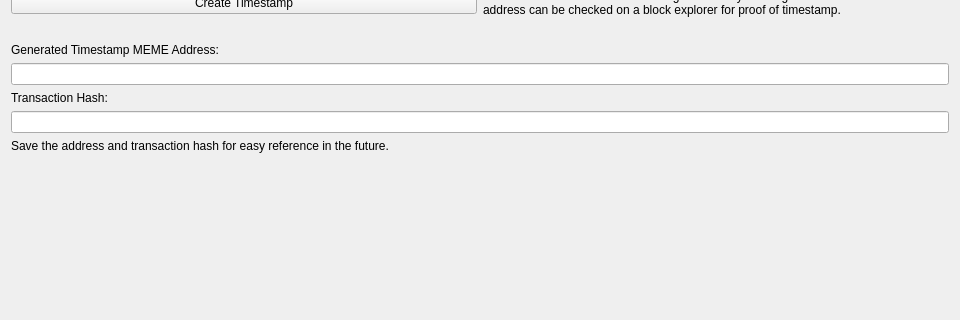
First picture: the form in src/qt/forms/proofofmeme.ui, repository projectmemetic/pepecoin, before the edit; both pictures show x 0 to 960 and y 110 to 430 of the 960 by 753 pixel window.
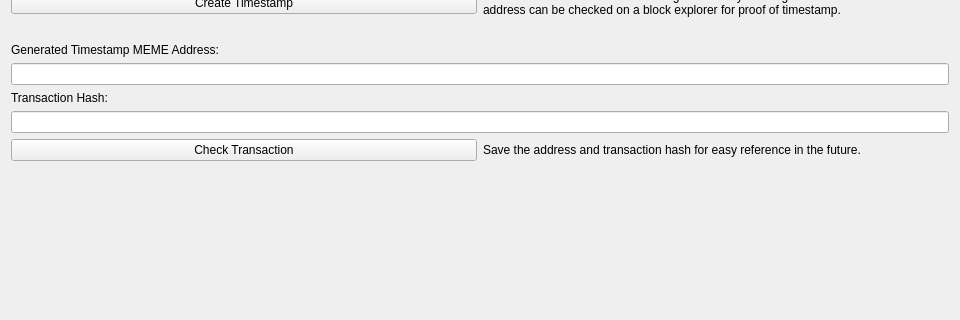
Second picture: the form after the edit.

Commit message: Show tx hash, check transaction button to view proof of meme transaction on block explorer

Patch:
```diff
--- a/src/qt/forms/proofofmeme.ui
+++ b/src/qt/forms/proofofmeme.ui
@@ -118,11 +118,28 @@
         <widget class="QLineEdit" name="txLineEdit"/>
        </item>
        <item>
+        <layout class="QHBoxLayout" name="horizontalLayout_5">
+         <property name="bottomMargin">
+          <number>20</number>
+         </property>
+         <item>
+          <widget class="QPushButton" name="checkTxButton">
+           <property name="text">
+            <string>Check Transaction</string>
+           </property>
+          </widget>
+         </item>
+         <item>
         <widget class="QLabel" name="label_5">
          <property name="text">
           <string>Save the address and transaction hash for easy reference in the future.</string>
          </property>
-        </widget>
+           <property name="wordWrap">
+            <bool>true</bool>
+           </property>
+          </widget>
+         </item>
+        </layout>
        </item>
        <item>
         <spacer name="verticalSpacer">
```
Lines whose indentation alone changed are shown as unchanged. The commit also changes 2 other files.
